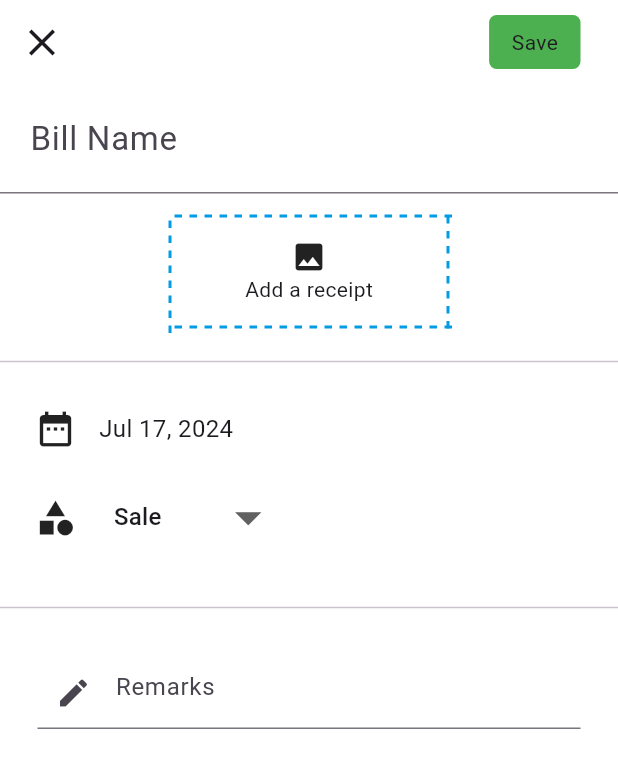
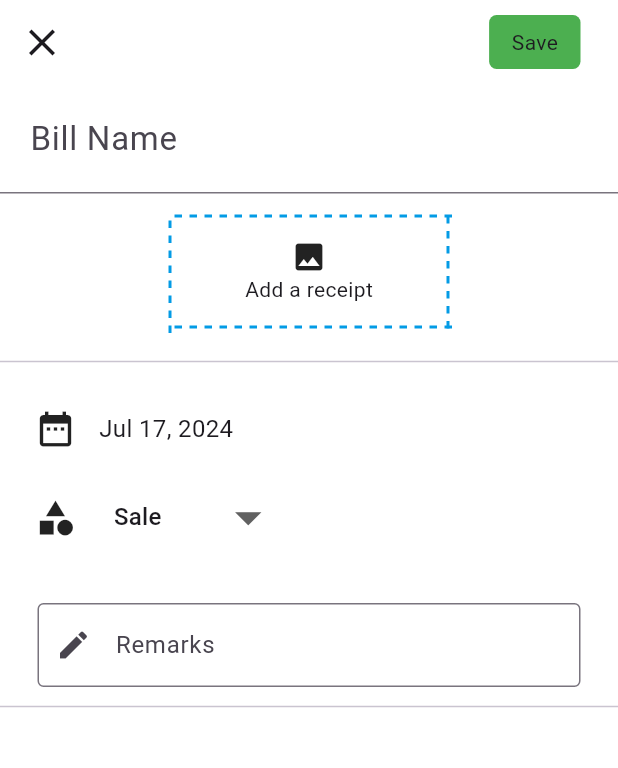
Before and after one commit to raajivdahal/Kirana, a Flutter app: the screen it shows after launch, on a phone screen of 412 x 824 dp. Shown: the top 768 px of the screen. Run offline on Flutter 3.47's test engine with Material 3 defaults, Android fonts, the light colour scheme and no system bars; our stand-ins replace gallery_saver, image_picker, jwt_decoder, pinput, shared_preferences; missing offline and left inert: quick_actions.

Commit message:
edit uploadbill_screen

```diff
--- a/lib/screens/uploadbill_screen.dart
+++ b/lib/screens/uploadbill_screen.dart
@@ -19,6 +19,11 @@ class UploadbillScreen extends StatefulWidget {
 }
 
 class _UploadbillScreenState extends State<UploadbillScreen> {
+  final TextEditingController _billName = TextEditingController();
+  final TextEditingController _remarks = TextEditingController();
+
+  bool _isLoading = false;
+
   List<XFile>? imageFileList = [];
   var scaffoldKey = GlobalKey<ScaffoldState>();
   String cloudUrl = "https://api.cloudinary.com/v1_1/dafxlje45/upload";
@@ -56,6 +61,12 @@ class _UploadbillScreenState extends State<UploadbillScreen> {
   }
 
   @override
+  void dispose() {
+    _billName.dispose();
+    super.dispose();
+  }
+
+  @override
   Widget build(BuildContext context) {
     int? intervalValue = 5;
     return Scaffold(
@@ -80,16 +91,28 @@ class _UploadbillScreenState extends State<UploadbillScreen> {
             padding: const EdgeInsets.symmetric(horizontal: 15, vertical: 8),
             margin: const EdgeInsets.only(right: 25),
             child: InkWell(
-                onTap: () {
-                  showDialog(
-                      context: context,
-                      builder: (context) {
-                        return const Center(
-                          child: CircularProgressIndicator(),
-                        );
-                      });
+                onTap: () async {
+                  setState(() {
+                    _isLoading = true;
+                  });
+                  print("${_billName.text} ${_remarks.text}");
+                  _isLoading
+                      ? showDialog(
+                          context: context,
+                          builder: (context) {
+                            return const Center(
+                              child: CircularProgressIndicator(),
+                            );
+                          })
+                      : null;
 
-                  imageService.uploadImageToServer(_selectedImage);
+                  await Future.delayed(Duration(seconds: 2));
+
+                  // await imageService.uploadImageToServer(_selectedImage);
+
+                  setState(() {
+                    _isLoading = false;
+                  });
                 },
                 child: const Text("Save")),
           )
@@ -97,10 +120,13 @@ class _UploadbillScreenState extends State<UploadbillScreen> {
       ),
       body: Column(
         children: [
-          const TextField(
-            style: TextStyle(fontSize: 22),
-            decoration: InputDecoration(
-                hintText: "Bill Name", contentPadding: EdgeInsets.all(20)),
+          TextField(
+            controller: _billName,
+            style: const TextStyle(fontSize: 22),
+            decoration: const InputDecoration(
+              hintText: "Bill Name",
+              contentPadding: EdgeInsets.all(20),
+            ),
           ),
           GestureDetector(
             child: const Padding(
@@ -149,8 +175,8 @@ class _UploadbillScreenState extends State<UploadbillScreen> {
               mainAxisAlignment: MainAxisAlignment.spaceAround,
               children: [
                 InkWell(
-                  child: Padding(
-                    padding: const EdgeInsets.all(8.0),
+                  child: const Padding(
+                    padding: EdgeInsets.all(8.0),
                     child: Row(
                       children: [
                         const Icon(
@@ -237,18 +263,21 @@ class _UploadbillScreenState extends State<UploadbillScreen> {
               ],
             ),
           ),
-          const Divider(),
-
-          const Padding(
-            padding: EdgeInsets.all(25.0),
+          Padding(
+            padding: const EdgeInsets.symmetric(vertical: 5.0, horizontal: 25),
             child: TextField(
-              decoration: InputDecoration(
+              maxLines: 1,
+              controller: _remarks,
+              decoration: const InputDecoration(
                 hintText: "Remarks",
+                hintStyle: TextStyle(),
                 prefixIcon: Icon(Icons.create),
-                // border: OutlineInputBorder(),
+                border: OutlineInputBorder(),
               ),
             ),
           ),
+
+          const Divider(),
 
           // TextField(
           //   maxLines: 4,
@@ -356,12 +385,13 @@ class _UploadbillScreenState extends State<UploadbillScreen> {
     if (image == null) return;
 
     setState(() {
-      _selectedImage = File(image.path);
+      // _selectedImage = File(image.path);
+      imageFileList?.add(image);
 
       print(_selectedImage);
     });
     final camImage =
-        await GallerySaver.saveImage(image.path, albumName: "Media");
+        await GallerySaver.saveImage(image.path, albumName: "Kirana");
 
     print(camImage);
   }
```
Also changed, not shown: lib/main.dart (+7 -1 lines), lib/screens/sign_in.dart (+1 -6 lines), lib/services/api/auth_service.dart (+8 -0 lines), lib/services/api/api_service.dart (added).
